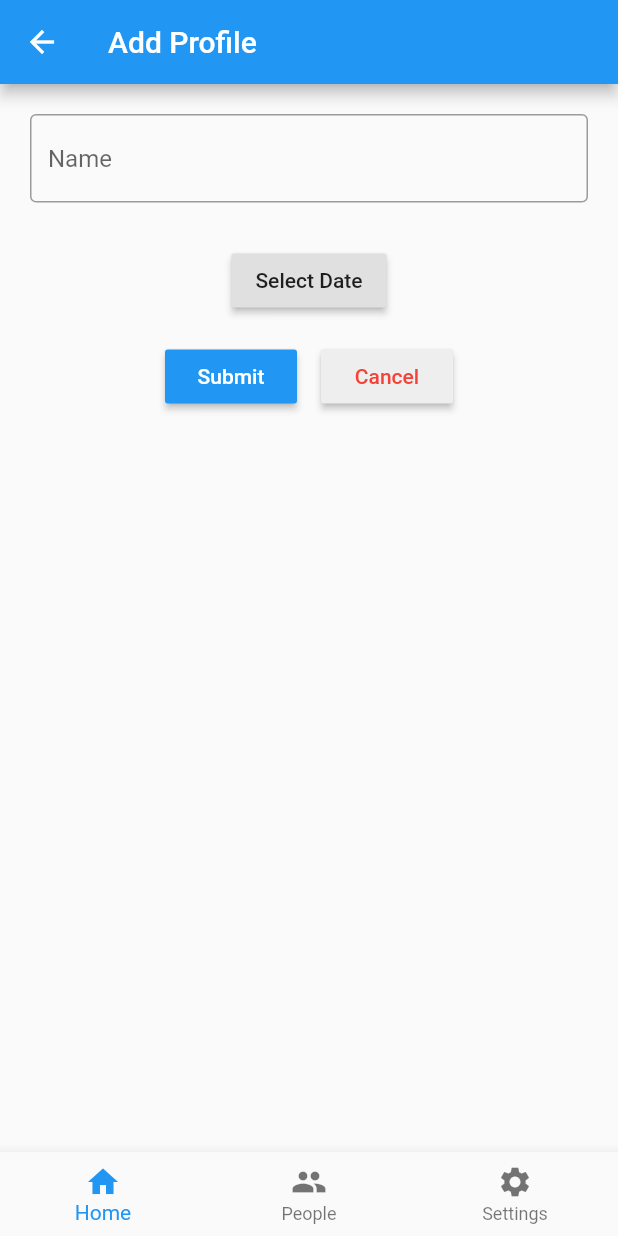
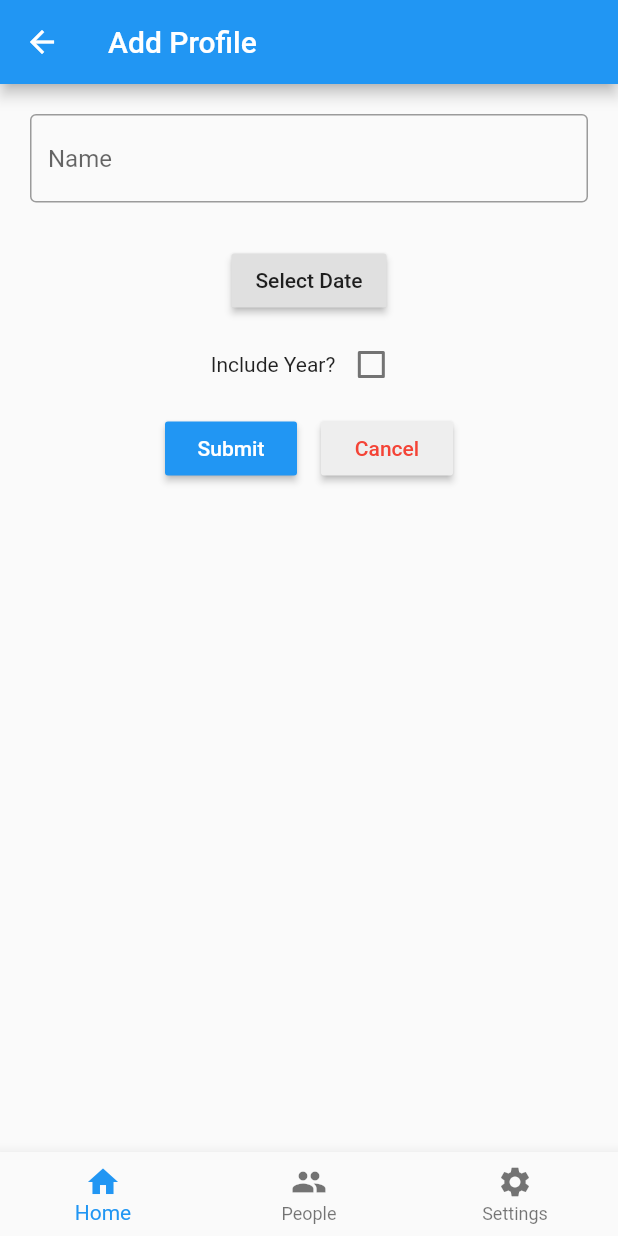
Before and after one commit to eeoooue/BirthdayTracker, a Flutter app: the AddProfile screen opened directly, on a phone screen of 412 x 824 dp. Run offline on Flutter 3.47's test engine with Material 2 defaults, Android fonts, the phone set to English and light mode, and no system bars.

Commit message:
added "Include Year?" checkbox when adding birthdays

```diff
--- a/birthdaytracker/lib/pages/addprofile.dart
+++ b/birthdaytracker/lib/pages/addprofile.dart
@@ -28,6 +28,12 @@ class _AddProfileState extends State<AddProfile> {
 
   _AddProfileState();
 
+  void checkBoxChanged(bool? value) {
+    setState(() {
+      includeYear = !includeYear;
+    });
+  }
+
   bool canSubmit() {
     if (_textController.text.isEmpty) {
       return false;
@@ -52,6 +58,7 @@ class _AddProfileState extends State<AddProfile> {
     if (includeYear) {
       profile.setYear(selectedTime.year);
     }
+    print("submitted! '${name}' : ${profile.getBirthdayString()}");
   }
 
   void _navigateBottomBar(int index) {
@@ -122,6 +129,16 @@ class _AddProfileState extends State<AddProfile> {
           Row(
             mainAxisAlignment: MainAxisAlignment.center,
             children: [
+              const Text("Include Year?"),
+              Checkbox(
+                value: includeYear,
+                onChanged: (value) => checkBoxChanged(value),
+              ),
+            ],
+          ),
+          Row(
+            mainAxisAlignment: MainAxisAlignment.center,
+            children: [
               Padding(
                 padding: const EdgeInsets.all(8.0),
                 child: MaterialButton(
```
